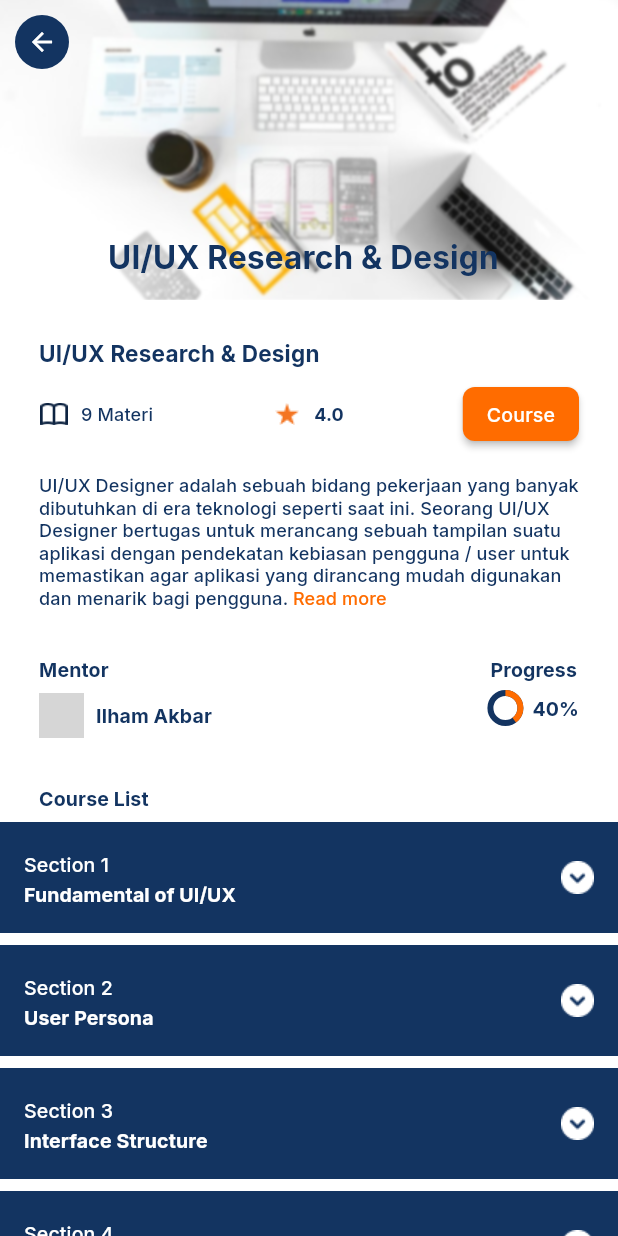
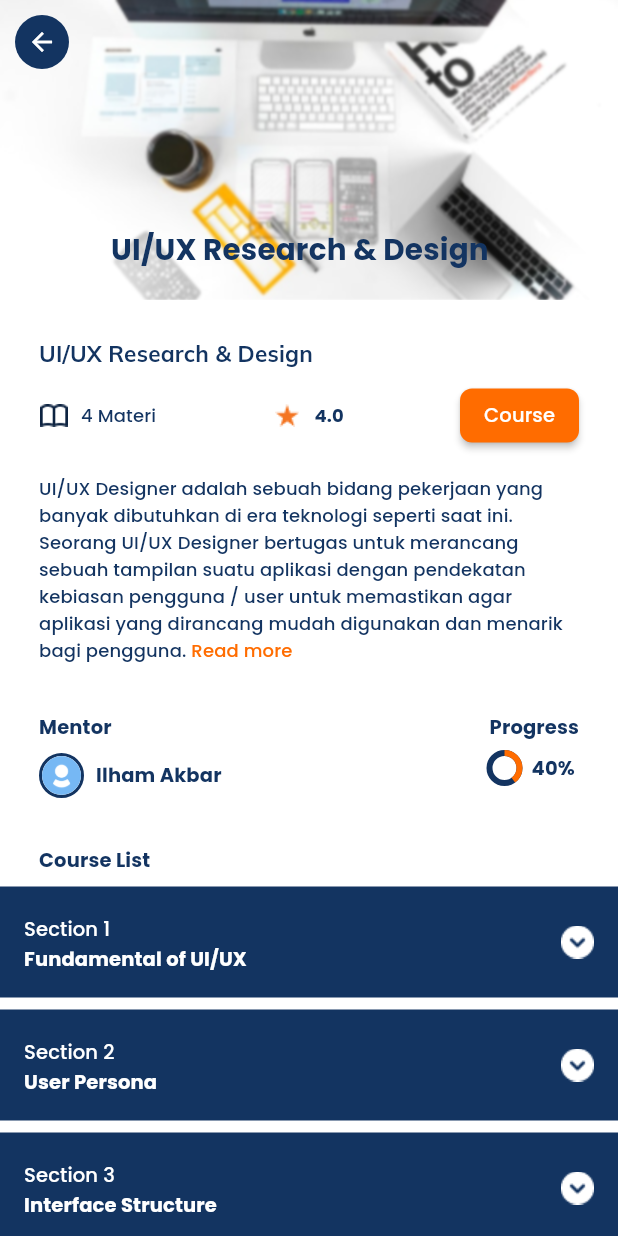
Before and after one commit to capstone-kelompok-4/Mobile-Flutter, a Flutter app: the MainScreen screen opened by its route, after a tap on "Get Started", after a tap on "UI/UX Research & Design", on a phone screen of 412 x 824 dp. Run offline on Flutter 3.47's test engine with Material 2 defaults, Android fonts, the phone set to English and light mode, and no system bars; our stand-ins replace animated_bottom_navigation_bar, auto_size_text, dio, google_fonts, percent_indicator, shared_preferences and 4 more; accounts and stored records are empty; grey boxes are pictures that could not be loaded.

Commit message:
Update UI component, font and data dummy

```diff
--- a/lib/screen/course/course_screen.dart
+++ b/lib/screen/course/course_screen.dart
@@ -41,8 +41,8 @@ class _CourseScreenState extends State<CourseScreen> with TickerProviderStateMix
     return Scaffold(
       appBar: AppBar(
         backgroundColor: Colors.white,
-        shadowColor: colorBlack,
-        elevation: 1.0,
+        shadowColor: Colors.black,
+        elevation: 3.0,
         leadingWidth: 120,
         leading: Padding(
           padding: const EdgeInsets.symmetric(horizontal: 16.0, vertical: 4.0),
@@ -58,17 +58,15 @@ class _CourseScreenState extends State<CourseScreen> with TickerProviderStateMix
                 color: colorBlueDark,
               ))
         ],
-      ),
-      body: SingleChildScrollView(
-        child: Column(
-          crossAxisAlignment: CrossAxisAlignment.start,
-          children: [
-            Container(
-                height: 50,
-                margin: const EdgeInsets.symmetric(horizontal: 30, vertical: 16),
-                decoration: const BoxDecoration(
-                    color: colorBlueDark, borderRadius: BorderRadius.all(Radius.circular(20))),
-                child: Consumer<CourseViewModel>(builder: (context, model, child) {
+        bottom: PreferredSize(
+            preferredSize: const Size(double.infinity, 85),
+            child: Container(
+              height: 50,
+              margin: const EdgeInsets.symmetric(horizontal: 30, vertical: 16),
+              decoration: const BoxDecoration(
+                  color: colorBlueDark, borderRadius: BorderRadius.all(Radius.circular(20))),
+              child: Consumer<CourseViewModel>(
+                builder: (context, model, child) {
                   return DefaultTabController(
                     length: 2,
                     initialIndex: model.courseState == CourseState.myCourse ? 0 : 1,
@@ -78,7 +76,7 @@ class _CourseScreenState extends State<CourseScreen> with TickerProviderStateMix
                       unselectedLabelColor: Colors.white,
                       padding: const EdgeInsets.all(6.0),
                       indicator: RectangularIndicator(
-                        color: colorWhite,
+                        color: Colors.white,
                         bottomLeftRadius: 15,
                         bottomRightRadius: 15,
                         topLeftRadius: 15,
@@ -108,7 +106,14 @@ class _CourseScreenState extends State<CourseScreen> with TickerProviderStateMix
                       ],
                     ),
                   );
-                })),
+                },
+              ),
+            )),
+      ),
+      body: SingleChildScrollView(
+        child: Column(
+          crossAxisAlignment: CrossAxisAlignment.start,
+          children: [
             Consumer<CourseViewModel>(builder: (context, model, child) {
               if (model.courseState == CourseState.myCourse) {
                 if (model.stateMyCourses == ResultState.loading) {
--- a/lib/screen/home/home_screen.dart
+++ b/lib/screen/home/home_screen.dart
@@ -31,8 +31,8 @@ class _HomeScreenState extends State<HomeScreen> {
     return Scaffold(
       appBar: AppBar(
         backgroundColor: Colors.white,
-        shadowColor: colorBlack,
-        elevation: 1.0,
+        shadowColor: Colors.black,
+        elevation: 3.0,
         leadingWidth: 120,
         leading: Padding(
           padding: const EdgeInsets.symmetric(horizontal: 16.0, vertical: 4.0),
@@ -102,8 +102,9 @@ class _HomeScreenState extends State<HomeScreen> {
                             },
                             style: ElevatedButton.styleFrom(
                               primary: grey200,
-                              shape:
-                                  RoundedRectangleBorder(borderRadius: BorderRadius.circular(6.0)),
+                              shape: RoundedRectangleBorder(
+                                borderRadius: BorderRadius.circular(6.0),
+                              ),
                             ),
                             child: Text(
                               "Get Started",
@@ -120,7 +121,7 @@ class _HomeScreenState extends State<HomeScreen> {
                     bottom: 0,
                     child: Image.asset(
                       "assets/images/people_opening_laptop.png",
-                      scale: 0.7,
+                      width: 200,
                     ),
                   ),
                 ],
--- a/lib/screen/main/main_screen.dart
+++ b/lib/screen/main/main_screen.dart
@@ -75,9 +75,9 @@ class _MainScreenState extends State<MainScreen> with TickerProviderStateMixin {
     return Consumer<MainViewModel>(builder: (context, model, child) {
       return Scaffold(
         body: _listWidgetMenu[model.indexBottomNav],
-        backgroundColor: colorWhite,
+        backgroundColor: Colors.white,
         bottomNavigationBar: AnimatedBottomNavigationBar.builder(
-          backgroundColor: Colors.white,
+          backgroundColor: colorBlueLight2,
           itemCount: _listMenu.length,
           tabBuilder: (int index, bool isActive) {
             final color = isActive ? colorOrange : inactiveMenu;
@@ -106,11 +106,12 @@ class _MainScreenState extends State<MainScreen> with TickerProviderStateMixin {
               ],
             );
           },
+          elevation: 3.0,
           gapLocation: GapLocation.none,
           splashColor: colorOrange,
           notchAndCornersAnimation: animation,
           notchSmoothness: NotchSmoothness.defaultEdge,
-          splashSpeedInMilliseconds: 300,
+          splashSpeedInMilliseconds: 400,
           leftCornerRadius: 10,
           rightCornerRadius: 10,
           activeIndex: model.indexBottomNav,
--- a/lib/screen/on_boarding/on_boarding_screen.dart
+++ b/lib/screen/on_boarding/on_boarding_screen.dart
@@ -22,12 +22,11 @@ class OnBoardingScreen extends StatelessWidget {
                 height: 50,
               ),
               SizedBox(
-                width: 270,
-                height: 400,
+                width: MediaQuery.of(context).size.width * 0.8,
+                height: 300,
                 child: Center(
                   child: Image.asset(
                     "assets/images/people_opening_laptop.png",
-                    scale: 0.5,
                   ),
                 ),
               ),
--- a/lib/screen/preview_course/preview_course_screen.dart
+++ b/lib/screen/preview_course/preview_course_screen.dart
@@ -18,11 +18,6 @@ class PreviewCourseScreen extends StatefulWidget {
 
 class _PreviewCourseScreenState extends State<PreviewCourseScreen> {
   @override
-  void initState() {
-    super.initState();
-  }
-
-  @override
   Widget build(BuildContext context) {
     return Scaffold(
         body: NestedScrollView(
@@ -32,11 +27,15 @@ class _PreviewCourseScreenState extends State<PreviewCourseScreen> {
           backgroundColor: Colors.white,
           foregroundColor: Colors.black,
           automaticallyImplyLeading: true,
+          shadowColor: Colors.black,
+          elevation: 3.0,
           floating: true,
           pinned: true,
           snap: true,
           expandedHeight: 200,
           flexibleSpace: FlexibleSpaceBar(
+            titlePadding: const EdgeInsets.symmetric(vertical: 18.0, horizontal: 74.0),
+            expandedTitleScale: 1.4,
             title: BackdropFilter(
               filter: ImageFilter.blur(sigmaX: .5, sigmaY: .5),
               child: Text(
@@ -79,8 +78,9 @@ class _PreviewCourseScreenState extends State<PreviewCourseScreen> {
                 children: [
                   Text(
                     widget.myCourse.name,
-                    style: Theme.of(context).textTheme.subtitle1!.copyWith(
+                    style: Theme.of(context).textTheme.headline6!.copyWith(
                           color: colorTextBlue,
+                          fontSize: 15,
                           fontWeight: FontWeight.bold,
                         ),
                   ),
@@ -102,7 +102,7 @@ class _PreviewCourseScreenState extends State<PreviewCourseScreen> {
                             width: 8.0,
                           ),
                           Text(
-                            "9 Materi",
+                            "${widget.myCourse.materials.length} Materi",
                             style: Theme.of(context)
                                 .textTheme
                                 .subtitle2!
@@ -145,6 +145,7 @@ class _PreviewCourseScreenState extends State<PreviewCourseScreen> {
                     height: 16.0,
                   ),
                   RichText(
+                    textAlign: TextAlign.start,
                     text: TextSpan(
                       text: widget.myCourse.description,
                       style: Theme.of(context)
@@ -184,12 +185,21 @@ class _PreviewCourseScreenState extends State<PreviewCourseScreen> {
                           ),
                           Row(
                             children: [
-                              SizedBox(
+                              Container(
                                 width: 30,
                                 height: 30,
+                                decoration: BoxDecoration(
+                                  border: Border.all(
+                                    color: colorBlueDark,
+                                    width: 2.0,
+                                  ),
+                                  borderRadius: BorderRadius.circular(50.0),
+                                ),
                                 child: ClipOval(
-                                  child: Image.network(
-                                      "https://encrypted-tbn0.gstatic.com/images?q=tbn:ANd9GcQ_RlT-ytB9A_TQFLKMqVYpdJiiRbckTCThmw&usqp=CAU"),
+                                  child: Image.asset(
+                                    "assets/images/avatar_blue_round.png",
+                                    fit: BoxFit.cover,
+                                  ),
                                 ),
                               ),
                               const SizedBox(
--- a/lib/widgets/custom_item_section.dart
+++ b/lib/widgets/custom_item_section.dart
@@ -81,9 +81,11 @@ class _CustomItemSectionState extends State<CustomItemSection> with TickerProvid
         },
       ),
       children: [
-        GestureDetector(
+        InkWell(
           onTap: () =>
               Navigator.pushNamed(context, SectionVideoScreen.routeName, arguments: widget.section),
+          child: Padding(
+            padding: const EdgeInsets.symmetric(vertical: 6.0),
             child: Row(
               mainAxisSize: MainAxisSize.max,
               children: [
@@ -105,10 +107,10 @@ class _CustomItemSectionState extends State<CustomItemSection> with TickerProvid
               ],
             ),
           ),
-        const SizedBox(
-          height: 12.0,
         ),
-        GestureDetector(
+        InkWell(
+          child: Padding(
+            padding: const EdgeInsets.symmetric(vertical: 6.0),
             child: Row(
               mainAxisSize: MainAxisSize.max,
               children: [
@@ -143,10 +145,10 @@ class _CustomItemSectionState extends State<CustomItemSection> with TickerProvid
               ],
             ),
           ),
-        const SizedBox(
-          height: 12.0,
         ),
-        GestureDetector(
+        InkWell(
+          child: Padding(
+            padding: const EdgeInsets.symmetric(vertical: 6.0),
             child: Row(
               mainAxisSize: MainAxisSize.max,
               children: [
@@ -173,6 +175,7 @@ class _CustomItemSectionState extends State<CustomItemSection> with TickerProvid
               ],
             ),
           ),
+        ),
       ],
     );
   }
--- a/pubspec.yaml
+++ b/pubspec.yaml
@@ -45,6 +45,7 @@ dependencies:
   string_validator: ^0.3.0
   tab_indicator_styler: ^2.0.0
   video_player: ^2.4.4
+  webview_flutter: ^3.0.4
   youtube_player_flutter: ^8.1.0
 
 dev_dependencies:
```
Also changed, not shown: assets/json/my_courses.json (+88 -88 lines), lib/constants/styles.dart (+17 -18 lines), lib/screen/section_video/section_video_screen.dart (+7 -6 lines), lib/utils/data_converter.dart (+7 -0 lines), assets/images/people_opening_laptop.png, pubspec.lock. Lines whose indentation alone changed are shown as unchanged.
